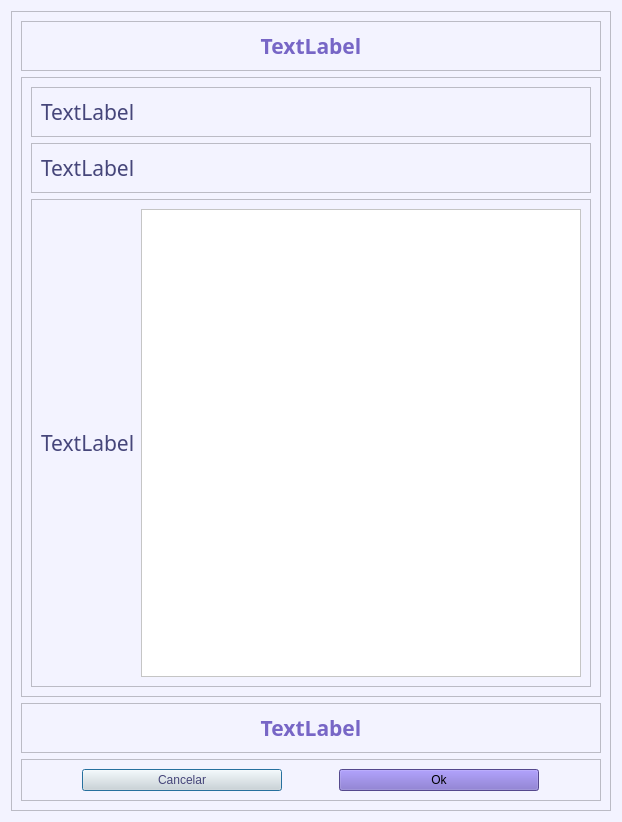
First picture: the form in ui/teachereditordialog.ui, repository GleymarP/WynPlan, before the edit.
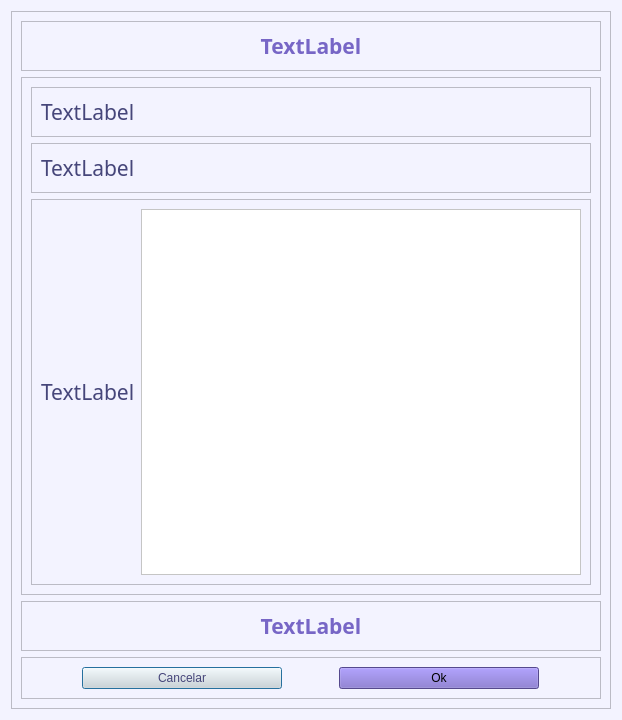
Second picture: the form after the edit.

```diff
--- a/ui/teachereditordialog.ui
+++ b/ui/teachereditordialog.ui
@@ -7,7 +7,7 @@
     <x>0</x>
     <y>0</y>
     <width>622</width>
-    <height>822</height>
+    <height>720</height>
    </rect>
   </property>
   <property name="windowTitle">
@@ -29,7 +29,7 @@
         <x>0</x>
         <y>0</y>
         <width>602</width>
-        <height>802</height>
+        <height>700</height>
        </rect>
       </property>
       <layout class="QVBoxLayout" name="verticalLayout_6">
```
